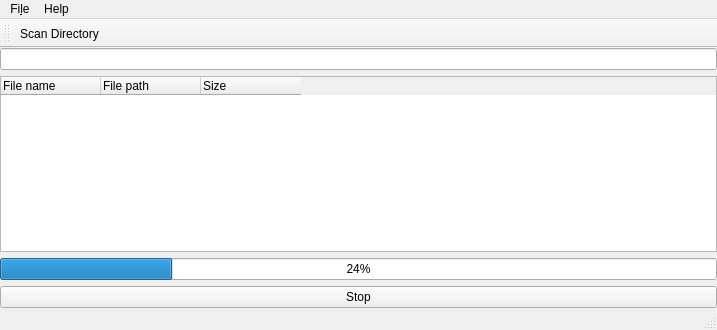
Qt form mainwindow.ui (Krotkov/Substring) before a commit.
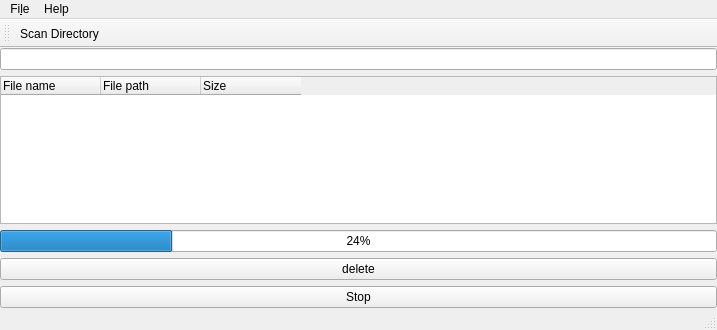
The same form after that commit.

The edit to the form file:
```diff
--- a/mainwindow.ui
+++ b/mainwindow.ui
@@ -64,6 +64,13 @@
         </property>
        </widget>
       </item>
+      <item>
+       <widget class="QPushButton" name="deleteButton">
+        <property name="text">
+         <string>delete</string>
+        </property>
+       </widget>
+      </item>
       <item>
        <widget class="QPushButton" name="stopButton">
         <property name="text">
```
